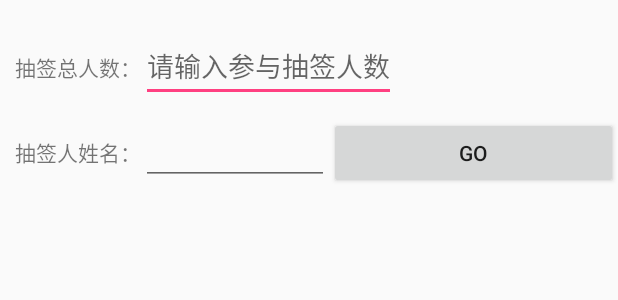
After one commit to renrenrenhui/PublicUseProject, an Android app: the layout activity_lottery.xml on its own in the app's theme, with its tools: preview values and no code run, on a phone screen of 412 x 824 dp. The commit adds this screen. Shown: the top 300 px of the screen. Run offline under Robolectric (Android 15) with nearby library versions, the phone set to English and light mode, and no system bars.

Commit message:
Add lottery page

```diff
--- a/app/src/main/AndroidManifest.xml
+++ b/app/src/main/AndroidManifest.xml
@@ -95,6 +95,9 @@
 
         <activity android:name="com.example.xiaoniu.publicuseproject.SpeechActivity"
             android:theme="@style/AppTheme"/>
+
+        <activity android:name="com.example.xiaoniu.publicuseproject.lottery.LotteryActivity"
+            android:theme="@style/AppTheme"/>
     </application>
 
 </manifest>
--- /dev/null
+++ b/app/src/main/res/layout/activity_lottery.xml
@@ -0,0 +1,64 @@
+<?xml version="1.0" encoding="utf-8"?>
+<LinearLayout xmlns:android="http://schemas.android.com/apk/res/android"
+    xmlns:app="http://schemas.android.com/apk/res-auto"
+    xmlns:tools="http://schemas.android.com/tools"
+    android:layout_width="match_parent"
+    android:layout_height="match_parent"
+    android:orientation="vertical">
+
+    <LinearLayout
+        android:layout_width="match_parent"
+        android:layout_height="wrap_content"
+        android:layout_marginTop="20dp"
+        android:orientation="horizontal">
+
+        <TextView
+            android:layout_width="wrap_content"
+            android:layout_height="wrap_content"
+            android:paddingLeft="10dp"
+            android:text="抽签总人数：" />
+
+        <EditText
+            android:id="@+id/total_number"
+            android:layout_width="wrap_content"
+            android:layout_height="wrap_content"
+            android:hint="请输入参与抽签人数"
+            android:inputType="number" />
+
+    </LinearLayout>
+
+    <LinearLayout
+        android:layout_width="match_parent"
+        android:layout_height="wrap_content"
+        android:layout_marginTop="10dp"
+        android:orientation="horizontal">
+
+        <TextView
+            android:layout_width="wrap_content"
+            android:layout_height="wrap_content"
+            android:paddingLeft="10dp"
+            android:text="抽签人姓名：" />
+
+        <EditText
+            android:id="@+id/name"
+            android:layout_width="wrap_content"
+            android:layout_height="wrap_content"
+            android:layout_weight="1" />
+
+        <Button
+            android:id="@+id/go"
+            android:layout_width="wrap_content"
+            android:layout_height="wrap_content"
+            android:layout_weight="1"
+            android:text="go" />
+
+    </LinearLayout>
+
+    <ListView
+        android:id="@+id/listview"
+        android:layout_width="match_parent"
+        android:layout_height="match_parent">
+
+    </ListView>
+
+</LinearLayout>
--- a/app/src/main/res/layout/activity_main.xml
+++ b/app/src/main/res/layout/activity_main.xml
@@ -190,5 +190,11 @@
         android:layout_height="wrap_content"
         android:text="tts_speech" >
     </Button>
+    <Button
+        android:id="@+id/lottery"
+        android:layout_width="fill_parent"
+        android:layout_height="wrap_content"
+        android:text="lottery" >
+    </Button>
 </LinearLayout>
 </ScrollView>
```
Also changed, not shown: app/src/main/java/com/example/xiaoniu/publicuseproject/MainActivity.java (+12 -0 lines), app/src/main/java/com/example/xiaoniu/publicuseproject/lottery/LotteryActivity.java (added, +178 -0 lines), app/src/main/res/layout/item_key_value_list.xml (added, +44 -0 lines).
